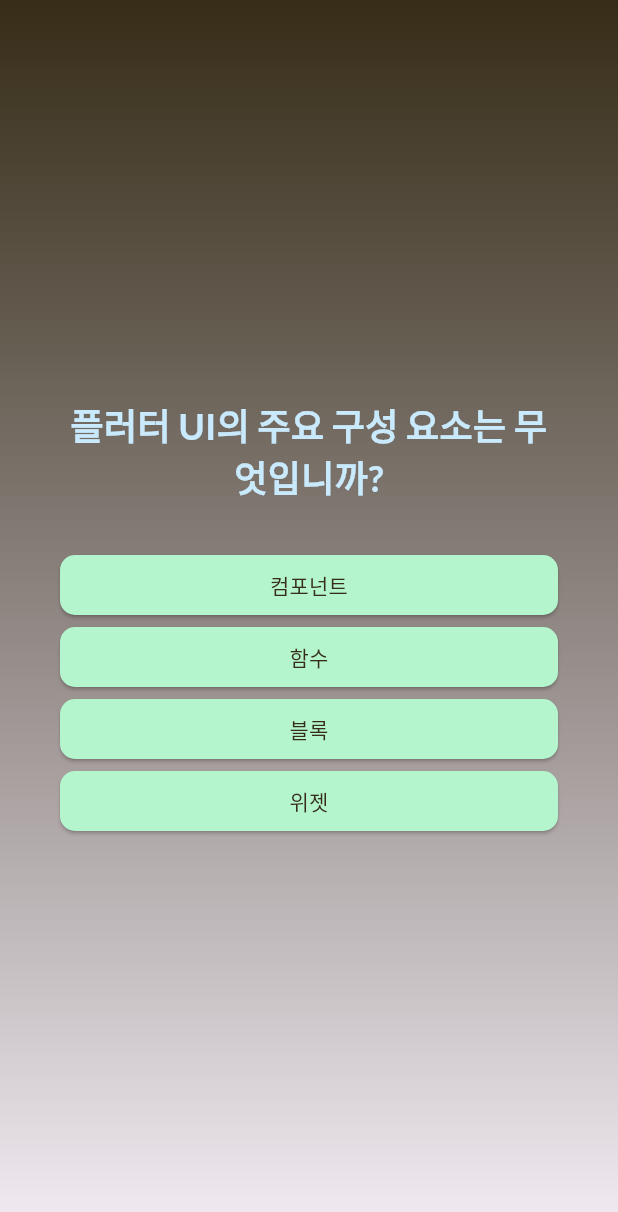
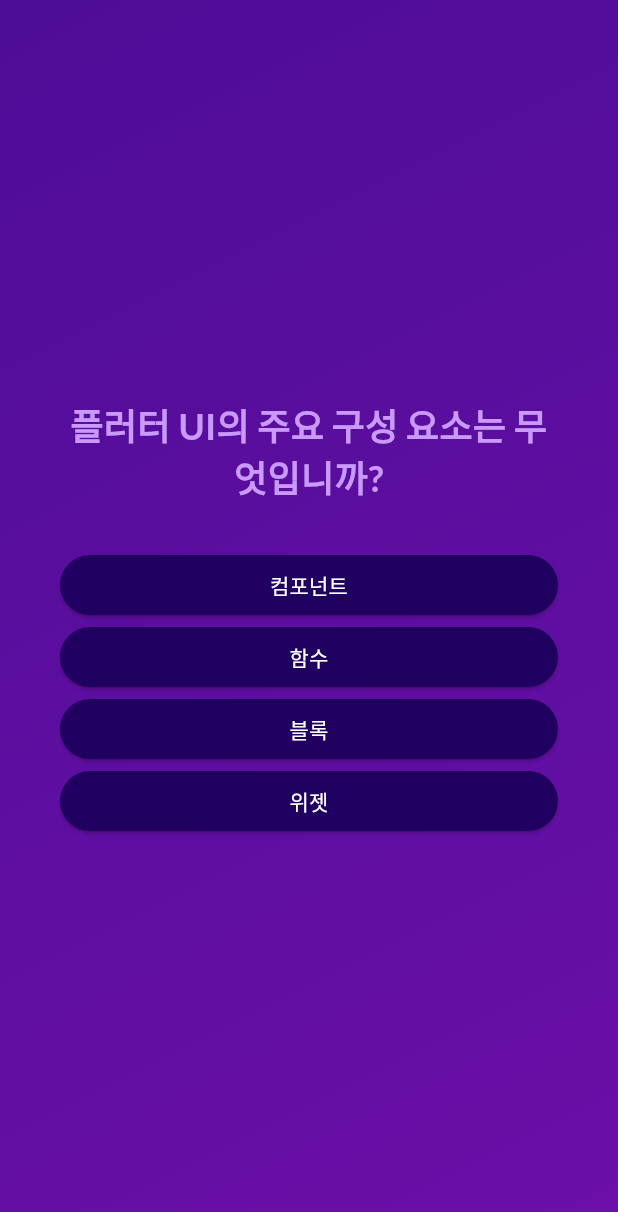
Before and after one commit to WebKBS/flutter-learn, a Flutter app: the screen it shows after launch, after a tap on "Start Quiz", on a phone screen of 412 x 824 dp. Shown: the top 1212 px of the screen. Run offline on Flutter 3.47's test engine with Material 3 defaults, Android fonts, the phone set to English and light mode, and no system bars; our stand-ins replace google_fonts.

Commit message:
리팩토링

```diff
--- a/advanced_basics/lib/answer_button.dart
+++ b/advanced_basics/lib/answer_button.dart
@@ -1,27 +1,34 @@
 import 'package:flutter/material.dart';
 
 class AnswerButton extends StatelessWidget {
-  const AnswerButton(
-      {required this.answerText, required this.onTab, super.key});
+  const AnswerButton({
+    super.key,
+    required this.answerText,
+    required this.onTap,
+  });
 
   final String answerText;
-  final void Function() onTab;
+  final void Function() onTap;
 
   @override
   Widget build(BuildContext context) {
     return ElevatedButton(
-        onPressed: onTab,
+      onPressed: onTap,
       style: ElevatedButton.styleFrom(
-          padding: const EdgeInsets.symmetric(horizontal: 20, vertical: 10),
-          backgroundColor: const Color.fromARGB(255, 180, 245, 206),
-          foregroundColor: const Color.fromARGB(255, 54, 44, 23),
+        padding: const EdgeInsets.symmetric(
+          vertical: 10,
+          horizontal: 40,
+        ),
+        backgroundColor: const Color.fromARGB(255, 33, 1, 95),
+        foregroundColor: Colors.white,
         shape: RoundedRectangleBorder(
-            borderRadius: BorderRadius.circular(10),
+          borderRadius: BorderRadius.circular(40),
         ),
       ),
       child: Text(
         answerText,
         textAlign: TextAlign.center,
-        ));
+      ),
+    );
   }
 }
--- a/advanced_basics/lib/questions_screen.dart
+++ b/advanced_basics/lib/questions_screen.dart
@@ -4,7 +4,10 @@ import 'package:flutter/material.dart';
 import 'package:google_fonts/google_fonts.dart';
 
 class QuestionsScreen extends StatefulWidget {
-  const QuestionsScreen({super.key, required this.onSelectAnswer});
+  const QuestionsScreen({
+    super.key,
+    required this.onSelectAnswer,
+  });
 
   final void Function(String answer) onSelectAnswer;
 
@@ -17,11 +20,12 @@ class QuestionsScreen extends StatefulWidget {
 class _QuestionsScreenState extends State<QuestionsScreen> {
   var currentQuestionIndex = 0;
 
-  void answerQuestion(String answer) {
-    widget.onSelectAnswer(questions[currentQuestionIndex].text);
-
+  void answerQuestion(String selectedAnswer) {
+    widget.onSelectAnswer(selectedAnswer);
+    // currentQuestionIndex = currentQuestionIndex + 1;
+    // currentQuestionIndex += 1;
     setState(() {
-      currentQuestionIndex += 1;
+      currentQuestionIndex++; // increments the value by 1
     });
   }
 
@@ -40,26 +44,24 @@ class _QuestionsScreenState extends State<QuestionsScreen> {
             Text(
               currentQuestion.text,
               style: GoogleFonts.lato(
+                color: const Color.fromARGB(255, 201, 153, 251),
                 fontSize: 24,
                 fontWeight: FontWeight.bold,
-                    color: const Color.fromARGB(255, 201, 233, 252)),
+              ),
               textAlign: TextAlign.center,
             ),
             const SizedBox(height: 30),
             ...currentQuestion.getShuffledAnswers().map((answer) {
               return AnswerButton(
                 answerText: answer,
-                    onTab: () {
+                onTap: () {
                   answerQuestion(answer);
-                    });
-              }),
-
-              // AnswerButton(answerText: currentQuestion.answers[0], onTab: () {}),
-              // AnswerButton(answerText: "Answer 2", onTab: () {}),
-              // AnswerButton(answerText: "Answer 3", onTab: () {}),
-              // AnswerButton(answerText: "Answer 4", onTab: () {}),
+                },
+              );
+            })
           ],
-          )),
+        ),
+      ),
     );
   }
 }
--- a/advanced_basics/lib/quiz.dart
+++ b/advanced_basics/lib/quiz.dart
@@ -17,12 +17,6 @@ class _QuizState extends State<Quiz> {
   List<String> selectedAnswers = [];
   var activeScreen = 'start-screen';
 
-  // @override
-  // void initState() {
-  //   activeScreen = StartScreen(switchScreen);
-  //   super.initState();
-  // }
-
   void switchScreen() {
     setState(() {
       activeScreen = 'questions-screen';
@@ -34,10 +28,16 @@ class _QuizState extends State<Quiz> {
 
     if (selectedAnswers.length == questions.length) {
       setState(() {
-        // selectedAnswers = [];
         activeScreen = 'results-screen';
       });
     }
+  }
+
+  void restartQuiz() {
+    setState(() {
+      selectedAnswers = [];
+      activeScreen = 'questions-screen';
+    });
   }
 
   @override
@@ -45,12 +45,15 @@ class _QuizState extends State<Quiz> {
     Widget screenWidget = StartScreen(switchScreen);
 
     if (activeScreen == 'questions-screen') {
-      screenWidget = QuestionsScreen(onSelectAnswer: chooseAnswer);
+      screenWidget = QuestionsScreen(
+        onSelectAnswer: chooseAnswer,
+      );
     }
 
     if (activeScreen == 'results-screen') {
       screenWidget = ResultsScreen(
         chosenAnswers: selectedAnswers,
+        onRestart: restartQuiz,
       );
     }
 
@@ -58,10 +61,14 @@ class _QuizState extends State<Quiz> {
       home: Scaffold(
         body: Container(
           decoration: const BoxDecoration(
-            gradient: LinearGradient(colors: [
-              Color.fromARGB(255, 54, 44, 23),
-              Color.fromARGB(12, 32, 23, 12)
-            ], begin: Alignment.topCenter, end: Alignment.bottomCenter),
+            gradient: LinearGradient(
+              colors: [
+                Color.fromARGB(255, 78, 13, 151),
+                Color.fromARGB(255, 107, 15, 168),
+              ],
+              begin: Alignment.topLeft,
+              end: Alignment.bottomRight,
+            ),
           ),
           child: screenWidget,
         ),
```
Also changed, not shown: advanced_basics/lib/questions_summary.dart (+12 -7 lines), advanced_basics/lib/questions_summary/questions_identifier.dart (added, +35 -0 lines), advanced_basics/lib/questions_summary/questions_summary.dart (added, +24 -0 lines), advanced_basics/lib/questions_summary/summary_item.dart (added, +57 -0 lines), advanced_basics/lib/results_screen.dart (+39 -14 lines). Lines whose indentation alone changed are shown as unchanged.
